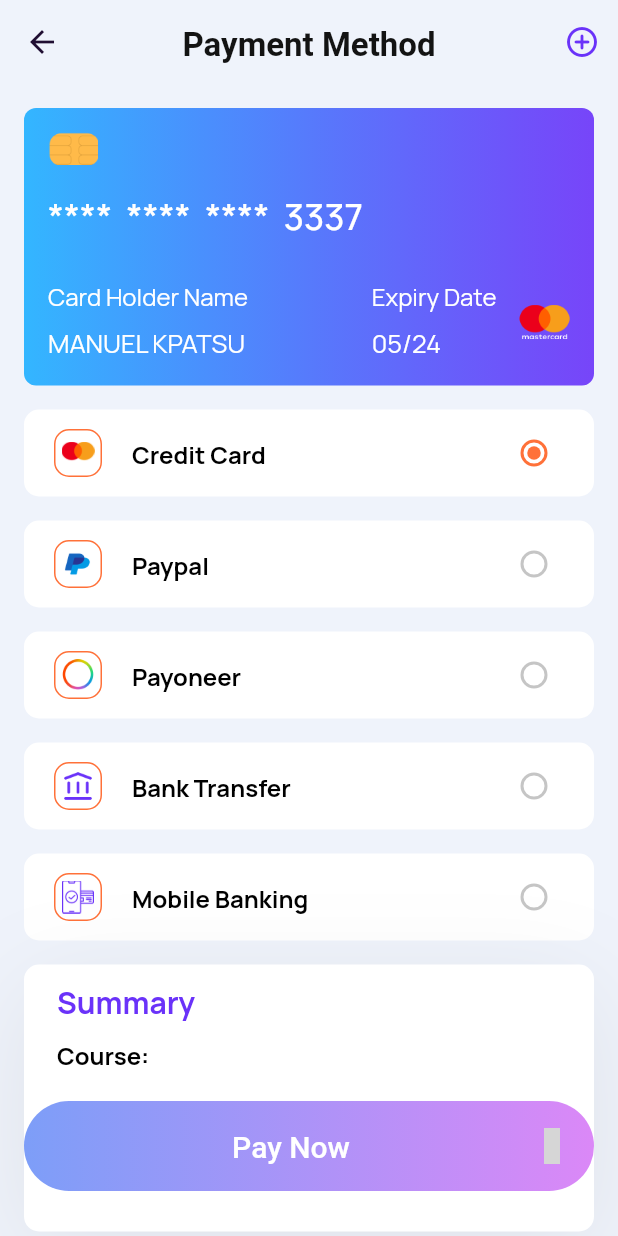
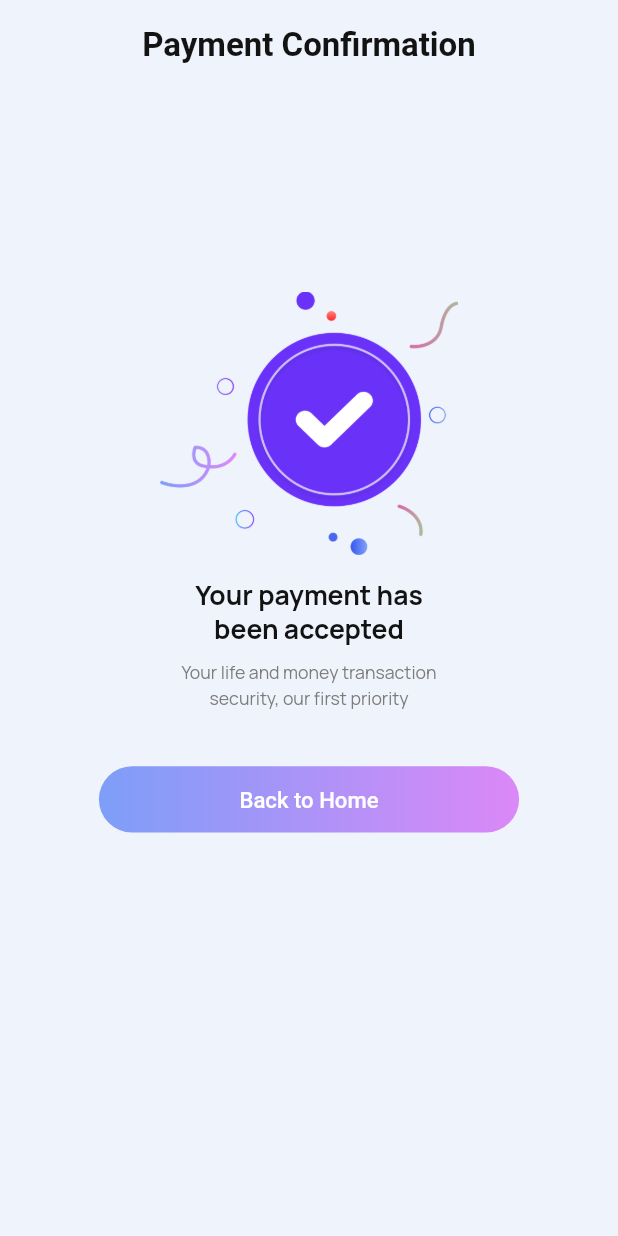
Before and after one commit to Manuelkpatsu/learning_app, a Flutter app: the PaymentMethodScreen screen opened directly with empty values, after a tap on "Credit Card", after a tap on "Pay Now", on a phone screen of 412 x 824 dp. Run offline on Flutter 3.47's test engine with Material 2 defaults, Android fonts, the phone set to English and light mode, and no system bars; our stand-ins replace equatable, flutter_rating_bar, flutter_svg, google_fonts, iconly, pin_code_fields and 4 more; grey boxes are pictures that could not be loaded.

Commit message:
Implement payment success screen

```diff
--- a/lib/router.dart
+++ b/lib/router.dart
@@ -15,6 +15,7 @@ import 'screen/main/home/home_screen.dart';
 import 'screen/main/invite_friends/invite_friends_screen.dart';
 import 'screen/main/my_courses/my_courses_screen.dart';
 import 'screen/main/payment_method/payment_method_screen.dart';
+import 'screen/main/payment_success/payment_success_screen.dart';
 import 'screen/main/profile/profile_screen.dart';
 import 'screen/main/progress/progress_screen.dart';
 import 'screen/onboard/onboard_screen.dart';
@@ -63,6 +64,8 @@ Route<dynamic> generateRoute(RouteSettings settings) {
       return MaterialPageRoute(builder: (_) => PaymentMethodScreen(course: argument));
     case AddPaymentMethodScreen.routeName:
       return MaterialPageRoute(builder: (_) => const AddPaymentMethodScreen());
+    case PaymentSuccessScreen.routeName:
+      return MaterialPageRoute(builder: (_) => const PaymentSuccessScreen());
     default:
       return MaterialPageRoute(
         builder: (_) => Scaffold(
--- a/lib/screen/main/payment_method/payment_method_screen.dart
+++ b/lib/screen/main/payment_method/payment_method_screen.dart
@@ -4,6 +4,7 @@ import 'package:learning_app/models/course.dart';
 import 'package:learning_app/models/payment_method.dart';
 import 'package:learning_app/models/payment_type.dart';
 import 'package:learning_app/screen/main/add_payment_method/add_payment_method_screen.dart';
+import 'package:learning_app/screen/main/payment_success/payment_success_screen.dart';
 import 'package:learning_app/screen/widget/app_bar_title.dart';
 import 'package:learning_app/screen/widget/gradient_button.dart';
 import 'package:learning_app/theme/custom_color.dart';
@@ -127,7 +128,14 @@ class _PaymentMethodScreenState extends State<PaymentMethodScreen> {
       bottomSheet: Padding(
         padding: const EdgeInsets.only(left: 16, right: 16, bottom: 30),
         child: GradientButton(
-          onPressed: _selectedPaymentMethod == null ? null : () {},
+          onPressed: _selectedPaymentMethod == null
+              ? null
+              : () {
+                  Navigator.of(context).pushNamedAndRemoveUntil(
+                    PaymentSuccessScreen.routeName,
+                    (route) => false,
+                  );
+                },
           widget: const Row(
             children: [
               Expanded(
--- /dev/null
+++ b/lib/screen/main/payment_success/payment_success_screen.dart
@@ -0,0 +1,78 @@
+import 'package:flutter/material.dart';
+import 'package:learning_app/screen/main/app.dart';
+import 'package:learning_app/screen/widget/app_bar_title.dart';
+import 'package:learning_app/screen/widget/gradient_button.dart';
+
+import 'widget/payment_accepted_text.dart';
+import 'widget/payment_confirmation_message_text.dart';
+
+class PaymentSuccessScreen extends StatefulWidget {
+  static const routeName = '/payment_success';
+
+  const PaymentSuccessScreen({Key? key}) : super(key: key);
+
+  @override
+  State<PaymentSuccessScreen> createState() => _PaymentSuccessScreenState();
+}
+
+class _PaymentSuccessScreenState extends State<PaymentSuccessScreen> with TickerProviderStateMixin {
+  late AnimationController _controller;
+  late Animation<double> _animation;
+
+  @override
+  void initState() {
+    super.initState();
+    _controller = AnimationController(
+      duration: const Duration(seconds: 2),
+      vsync: this,
+    )..forward();
+
+    _animation = CurvedAnimation(
+      parent: _controller,
+      curve: Curves.easeOut,
+    );
+  }
+
+  @override
+  Widget build(BuildContext context) {
+    return Scaffold(
+      appBar: AppBar(
+        title: const AppBarTitle(title: 'Payment Confirmation'),
+        centerTitle: true,
+      ),
+      body: Padding(
+        padding: const EdgeInsets.symmetric(horizontal: 16),
+        child: ScaleTransition(
+          scale: _animation,
+          child: Column(
+            crossAxisAlignment: CrossAxisAlignment.center,
+            children: [
+              const SizedBox(height: 50),
+              Image.asset(
+                'assets/images/payment-success.png',
+                width: 270,
+                height: 240,
+                fit: BoxFit.contain,
+              ),
+              const SizedBox(height: 20),
+              const PaymentAcceptedText(),
+              const SizedBox(height: 10),
+              const PaymentConfirmationMessageText(),
+              const SizedBox(height: 50),
+              GradientButton(
+                onPressed: () {
+                  Navigator.of(context).pushNamedAndRemoveUntil(
+                    MainApp.routeName,
+                    (route) => false,
+                  );
+                },
+                widget: const Text('Back to Home'),
+              ),
+              const SizedBox(height: 30),
+            ],
+          ),
+        ),
+      ),
+    );
+  }
+}
--- /dev/null
+++ b/lib/screen/main/payment_success/widget/payment_accepted_text.dart
@@ -0,0 +1,20 @@
+import 'package:flutter/material.dart';
+import 'package:learning_app/theme/custom_color.dart';
+
+class PaymentAcceptedText extends StatelessWidget {
+  const PaymentAcceptedText({Key? key}) : super(key: key);
+
+  @override
+  Widget build(BuildContext context) {
+    return const Text(
+      'Your payment has\nbeen accepted',
+      textAlign: TextAlign.center,
+      style: TextStyle(
+        color: CustomColor.titleColor,
+        fontSize: 24,
+        fontWeight: FontWeight.w700,
+        height: 1.3,
+      ),
+    );
+  }
+}
--- /dev/null
+++ b/lib/screen/main/payment_success/widget/payment_confirmation_message_text.dart
@@ -0,0 +1,20 @@
+import 'package:flutter/material.dart';
+import 'package:learning_app/theme/custom_color.dart';
+
+class PaymentConfirmationMessageText extends StatelessWidget {
+  const PaymentConfirmationMessageText({Key? key}) : super(key: key);
+
+  @override
+  Widget build(BuildContext context) {
+    return const Text(
+      'Your life and money transaction\nsecurity, our first priority',
+      textAlign: TextAlign.center,
+      style: TextStyle(
+        color: CustomColor.hintColor,
+        fontSize: 16,
+        fontWeight: FontWeight.w400,
+        height: 1.5,
+      ),
+    );
+  }
+}
```
